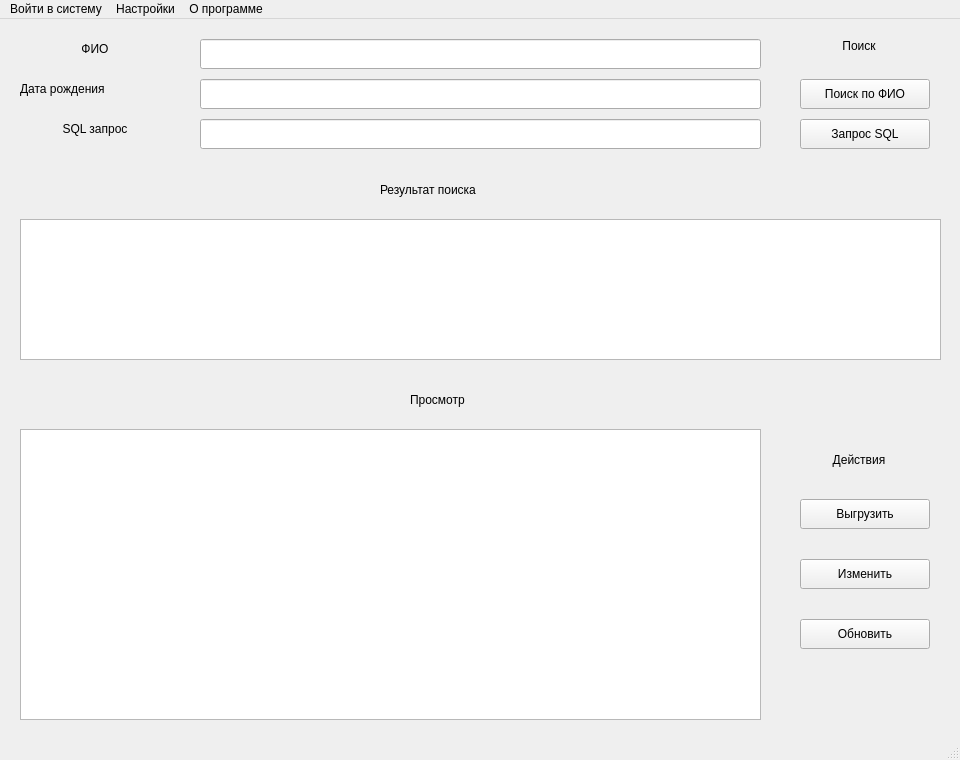
Before: the Qt Designer form qt_gui_main.ui in waldesem/db_candidates, drawn with Qt 5.
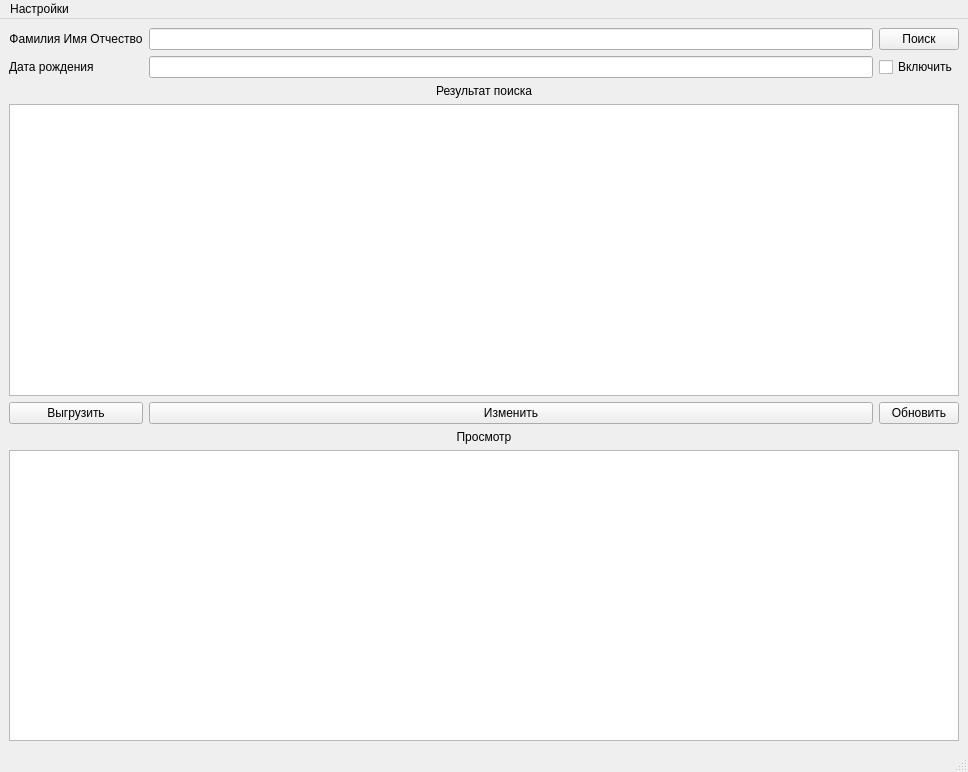
After: the same form once the commit is applied.

Diff of the .ui file:
```diff
--- a/qt_gui_main.ui
+++ b/qt_gui_main.ui
@@ -6,260 +6,116 @@
    <rect>
     <x>0</x>
     <y>0</y>
-    <width>960</width>
-    <height>760</height>
+    <width>968</width>
+    <height>772</height>
    </rect>
   </property>
   <property name="windowTitle">
    <string>База данных</string>
   </property>
   <widget class="QWidget" name="centralwidget">
-   <widget class="QLabel" name="label">
-    <property name="geometry">
-     <rect>
-      <x>20</x>
-      <y>20</y>
-      <width>150</width>
-      <height>20</height>
-     </rect>
-    </property>
-    <property name="text">
-     <string>ФИО</string>
-    </property>
-    <property name="alignment">
-     <set>Qt::AlignCenter</set>
-    </property>
-   </widget>
-   <widget class="QLabel" name="label_2">
-    <property name="geometry">
-     <rect>
-      <x>20</x>
-      <y>60</y>
-      <width>150</width>
-      <height>20</height>
-     </rect>
-    </property>
-    <property name="text">
-     <string>Дата рождения</string>
-    </property>
-   </widget>
-   <widget class="QLabel" name="label_3">
-    <property name="geometry">
-     <rect>
-      <x>20</x>
-      <y>100</y>
-      <width>150</width>
-      <height>20</height>
-     </rect>
-    </property>
-    <property name="text">
-     <string>SQL запрос</string>
-    </property>
-    <property name="alignment">
-     <set>Qt::AlignCenter</set>
-    </property>
-   </widget>
-   <widget class="QLineEdit" name="lineEdit">
-    <property name="geometry">
-     <rect>
-      <x>200</x>
-      <y>20</y>
-      <width>561</width>
-      <height>30</height>
-     </rect>
-    </property>
-   </widget>
-   <widget class="QLineEdit" name="lineEdit_2">
-    <property name="geometry">
-     <rect>
-      <x>200</x>
-      <y>60</y>
-      <width>561</width>
-      <height>30</height>
-     </rect>
-    </property>
-   </widget>
-   <widget class="QLineEdit" name="lineEdit_3">
-    <property name="geometry">
-     <rect>
-      <x>200</x>
-      <y>100</y>
-      <width>561</width>
-      <height>30</height>
-     </rect>
-    </property>
-   </widget>
-   <widget class="QLabel" name="label_4">
-    <property name="geometry">
-     <rect>
-      <x>380</x>
-      <y>160</y>
-      <width>160</width>
-      <height>22</height>
-     </rect>
-    </property>
-    <property name="text">
-     <string>Результат поиска</string>
-    </property>
-   </widget>
-   <widget class="QTableView" name="tableView">
-    <property name="geometry">
-     <rect>
-      <x>20</x>
-      <y>200</y>
-      <width>921</width>
-      <height>141</height>
-     </rect>
-    </property>
-   </widget>
-   <widget class="QLabel" name="label_5">
-    <property name="geometry">
-     <rect>
-      <x>410</x>
-      <y>370</y>
-      <width>90</width>
-      <height>22</height>
-     </rect>
-    </property>
-    <property name="text">
-     <string>Просмотр</string>
-    </property>
-   </widget>
-   <widget class="QTextBrowser" name="textBrowser">
-    <property name="geometry">
-     <rect>
-      <x>20</x>
-      <y>410</y>
-      <width>741</width>
-      <height>291</height>
-     </rect>
-    </property>
-   </widget>
-   <widget class="QPushButton" name="pushButton">
-    <property name="geometry">
-     <rect>
-      <x>800</x>
-      <y>100</y>
-      <width>130</width>
-      <height>30</height>
-     </rect>
-    </property>
-    <property name="text">
-     <string>Запрос SQL</string>
-    </property>
-   </widget>
-   <widget class="QPushButton" name="pushButton_2">
-    <property name="geometry">
-     <rect>
-      <x>800</x>
-      <y>60</y>
-      <width>130</width>
-      <height>30</height>
-     </rect>
-    </property>
-    <property name="text">
-     <string>Поиск по ФИО</string>
-    </property>
-   </widget>
-   <widget class="QLabel" name="label_6">
-    <property name="geometry">
-     <rect>
-      <x>820</x>
-      <y>20</y>
-      <width>78</width>
-      <height>22</height>
-     </rect>
-    </property>
-    <property name="text">
-     <string>Поиск</string>
-    </property>
-    <property name="alignment">
-     <set>Qt::AlignHCenter|Qt::AlignTop</set>
-    </property>
-   </widget>
-   <widget class="QLabel" name="label_7">
-    <property name="geometry">
-     <rect>
-      <x>810</x>
-      <y>430</y>
-      <width>98</width>
-      <height>22</height>
-     </rect>
-    </property>
-    <property name="text">
-     <string>Действия</string>
-    </property>
-    <property name="alignment">
-     <set>Qt::AlignCenter</set>
-    </property>
-   </widget>
-   <widget class="QPushButton" name="pushButton_3">
-    <property name="geometry">
-     <rect>
-      <x>800</x>
-      <y>480</y>
-      <width>130</width>
-      <height>30</height>
-     </rect>
-    </property>
-    <property name="text">
-     <string>Выгрузить</string>
-    </property>
-   </widget>
-   <widget class="QPushButton" name="pushButton_4">
-    <property name="geometry">
-     <rect>
-      <x>800</x>
-      <y>540</y>
-      <width>130</width>
-      <height>30</height>
-     </rect>
-    </property>
-    <property name="text">
-     <string>Изменить</string>
-    </property>
-   </widget>
-   <widget class="QPushButton" name="pushButton_5">
-    <property name="geometry">
-     <rect>
-      <x>800</x>
-      <y>600</y>
-      <width>130</width>
-      <height>30</height>
-     </rect>
-    </property>
-    <property name="text">
-     <string>Обновить</string>
-    </property>
-   </widget>
+   <layout class="QGridLayout" name="gridLayout">
+    <item row="0" column="0">
+     <widget class="QLabel" name="label">
+      <property name="text">
+       <string>Фамилия Имя Отчество</string>
+      </property>
+      <property name="alignment">
+       <set>Qt::AlignCenter</set>
+      </property>
+     </widget>
+    </item>
+    <item row="0" column="1">
+     <widget class="QLineEdit" name="lineEdit"/>
+    </item>
+    <item row="0" column="2">
+     <widget class="QPushButton" name="pushButton_2">
+      <property name="text">
+       <string>Поиск</string>
+      </property>
+     </widget>
+    </item>
+    <item row="1" column="0">
+     <widget class="QLabel" name="label_2">
+      <property name="text">
+       <string>Дата рождения</string>
+      </property>
+     </widget>
+    </item>
+    <item row="1" column="1">
+     <widget class="QLineEdit" name="lineEdit_2"/>
+    </item>
+    <item row="1" column="2">
+     <widget class="QCheckBox" name="checkBox">
+      <property name="text">
+       <string>Включить</string>
+      </property>
+     </widget>
+    </item>
+    <item row="3" column="0" colspan="3">
+     <widget class="QTableView" name="tableView"/>
+    </item>
+    <item row="4" column="0">
+     <widget class="QPushButton" name="pushButton_3">
+      <property name="text">
+       <string>Выгрузить</string>
+      </property>
+     </widget>
+    </item>
+    <item row="4" column="1">
+     <widget class="QPushButton" name="pushButton_4">
+      <property name="text">
+       <string>Изменить</string>
+      </property>
+     </widget>
+    </item>
+    <item row="4" column="2">
+     <widget class="QPushButton" name="pushButton_5">
+      <property name="text">
+       <string>Обновить</string>
+      </property>
+     </widget>
+    </item>
+    <item row="6" column="0" colspan="3">
+     <widget class="QTextBrowser" name="textBrowser"/>
+    </item>
+    <item row="2" column="0" colspan="3">
+     <widget class="QLabel" name="label_4">
+      <property name="text">
+       <string>Результат поиска</string>
+      </property>
+      <property name="alignment">
+       <set>Qt::AlignCenter</set>
+      </property>
+     </widget>
+    </item>
+    <item row="5" column="0" colspan="3">
+     <widget class="QLabel" name="label_5">
+      <property name="text">
+       <string>Просмотр</string>
+      </property>
+      <property name="alignment">
+       <set>Qt::AlignCenter</set>
+      </property>
+     </widget>
+    </item>
+   </layout>
   </widget>
   <widget class="QMenuBar" name="menubar">
    <property name="geometry">
     <rect>
      <x>0</x>
      <y>0</y>
-     <width>960</width>
+     <width>968</width>
      <height>27</height>
     </rect>
    </property>
    <widget class="QMenu" name="menu">
     <property name="title">
-     <string>Войти в систему</string>
-    </property>
-   </widget>
-   <widget class="QMenu" name="menu_2">
-    <property name="title">
      <string>Настройки</string>
     </property>
    </widget>
-   <widget class="QMenu" name="menu_3">
-    <property name="title">
-     <string>О программе</string>
-    </property>
-   </widget>
    <addaction name="menu"/>
-   <addaction name="menu_2"/>
-   <addaction name="menu_3"/>
   </widget>
   <widget class="QStatusBar" name="statusbar"/>
  </widget>
```
